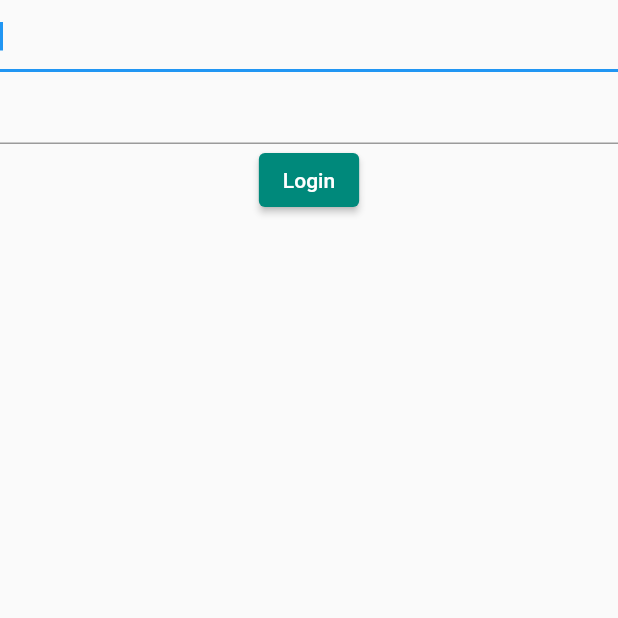
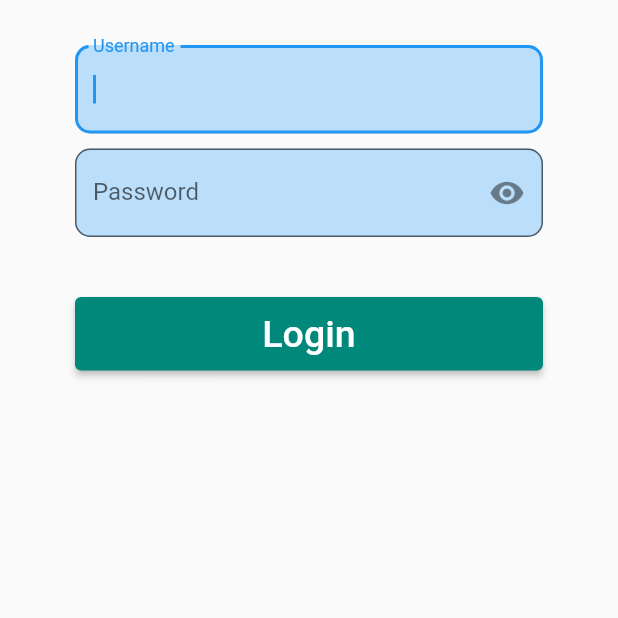
Before and after one commit to fikriabdullah/Elisoft_Recruitment-Fikri-Abdullah, a Flutter app: the screen it shows after launch, on a phone screen of 412 x 824 dp, the top half of it. Run offline on Flutter 3.47's test engine with Material 2 defaults, Android fonts, the phone set to English and light mode, and no system bars; our stand-ins replace bloc, equatable, flutter_bloc.

Commit message:
login flow done

```diff
--- a/lib/model/article.dart
+++ b/lib/model/article.dart
@@ -1,9 +1,13 @@
-class ArticleModel{
-String dateTime;
-String content;
-String imageDwnldUrl;
-String title;
+class ArticleModel {
+  bool status;
+  List articles;
 
-ArticleModel({required this.title, required this.dateTime, required this.content, required this.imageDwnldUrl});
+  ArticleModel({required this.articles, required this.status});
 
+  factory ArticleModel.fromJson(Map<String, dynamic> json){
+    return ArticleModel(
+        articles: json['articles'],
+        status: json['status']
+    );
+  }
 }
--- a/lib/pages/dashboard.dart
+++ b/lib/pages/dashboard.dart
@@ -1,4 +1,7 @@
+import 'package:elisoft/blocs/article/article_cubit.dart';
+import 'package:elisoft/blocs/user/user_cubit.dart';
 import 'package:flutter/material.dart';
+import 'package:flutter_bloc/flutter_bloc.dart';
 class Dashboard extends StatefulWidget {
   const Dashboard({Key? key}) : super(key: key);
 
--- a/lib/pages/login.dart
+++ b/lib/pages/login.dart
@@ -1,6 +1,8 @@
 import 'package:elisoft/blocs/user/user_cubit.dart';
 import 'package:flutter/material.dart';
 import 'package:flutter_bloc/flutter_bloc.dart';
+
+import '../blocs/article/article_cubit.dart';
 class Login extends StatefulWidget {
   const Login({Key? key}) : super(key: key);
 
@@ -13,13 +15,13 @@ class _LoginState extends State<Login> {
   final usernameCtrl = TextEditingController();
   final passwordCtrl = TextEditingController();
   final _formKey = GlobalKey<FormState>();
+  bool passwordVisible = false;
 
   @override
   void initState() {
     // TODO: implement initState
     super.initState();
     passwordFocusNode = FocusNode();
-
   }
 
   @override
@@ -33,38 +35,137 @@ class _LoginState extends State<Login> {
 
   @override
   Widget build(BuildContext context) {
+
+    Widget loadingDialog(){
+      return Center(
+        child: SizedBox(
+          height: 100,
+          width: 100,
+          child: CircularProgressIndicator(
+            strokeWidth: 10,
+          ),
+        )
+      );
+    }
     return Scaffold(
       body: SafeArea(
-        child: Form(
+        child: Stack(
+          children: [
+            Form(
                 key: _formKey,
                 child: Column(
                   children: [
-                TextFormField(
+                    Padding(
+                      padding: const EdgeInsets.fromLTRB(50, 30, 50, 10),
+                      child: TextFormField(
                         controller: usernameCtrl,
                         autofocus: true,
                         keyboardType: TextInputType.text,
                         textInputAction: TextInputAction.next,
+                        decoration: InputDecoration(
+                            label: const Text("Username"),
+                            filled: true,
+                            fillColor: Colors.blue[100],
+                            border: OutlineInputBorder(
+                                borderRadius: BorderRadius.circular(10)
+                            )
+                        ),
                         validator: (value)=> value == null || value.isEmpty ? "Please Fill Your Username" : null,
                       ),
-                TextFormField(
+                    ),
+                    Padding(
+                      padding: EdgeInsets.fromLTRB(50,0, 50, 10),
+                      child: TextFormField(
                         controller: passwordCtrl,
                         focusNode: passwordFocusNode,
                         onTap: () => passwordFocusNode.requestFocus(),
-                  obscureText: true,
+                        obscureText: !passwordVisible,
+                        decoration: InputDecoration(
+                            label: const Text("Password"),
+                            filled: true,
+                            fillColor: Colors.blue[100],
+                            border: OutlineInputBorder(
+                                borderRadius: BorderRadius.circular(10)
+                            ),
+                            suffixIcon: IconButton(
+                                onPressed: (){
+                                  setState(() {
+                                    passwordVisible = !passwordVisible;
+                                  });
+                                },
+                                icon: Icon(
+                                    passwordVisible ? Icons.visibility_off : Icons.visibility
+                                ))
+                        ),
                         textInputAction: TextInputAction.done,
                         validator: (value)=> value == null || value.isEmpty ? "Please Fill your Password" : null,
                       ),
-                ElevatedButton(
+                    ),
+                    Row(
+                      children: [
+                        Expanded(
+                          child: Padding(
+                            padding: const EdgeInsets.fromLTRB(50, 30, 50, 0),
+                            child: ElevatedButton(
                                 onPressed: (){
+                                  if(_formKey.currentState!.validate()){
                                     context.read<UserCubit>().setUser(usernameCtrl.text, passwordCtrl.text);
+                                    context.read<ArticleCubit>().getArticle();
+                                  }
                                 },
                                 style:ButtonStyle(
                                     backgroundColor: MaterialStateProperty.all(Colors.teal[600])
                                 ),
-                    child: Text("Login"))
+                                child: const Padding(
+                                  padding: EdgeInsets.all(10.0),
+                                  child: Text("Login",
+                                    style: TextStyle(
+                                      fontSize: 25,
+                                    ),
+                                  ),
+                                )
+                            ),
+                          ),
+                        ),
+                      ],
+                    ),
                   ],
                 )
             ),
+            BlocConsumer<UserCubit, UserState>(
+              listener: (context, state){
+                if(state is UserInitial){
+                  print("User Initial");
+                }else if(state is UserLoading){
+                  print("User Loading");
+                }else if(state is UserLoaded){
+                  Navigator.pushReplacementNamed(context, '/dashboard');
+                  print("User Loaded");
+                }else if(state is UserError){
+                  print("User Error");
+                }
+              },
+              builder: (context, state){
+                if(state is UserInitial){
+                  print("User Initial");
+                }else if(state is UserLoading){
+                  print("User Loading");
+                  return loadingDialog();
+                }else if(state is UserLoaded){
+                  print("User Loaded");
+                }else if(state is UserError){
+                  print("User Error");
+                  AlertDialog(
+                    title: Text("Login Failed"),
+                    content: Text("${state.userErrorStringMessage}"),
+                  );
+                }
+                print("State OB no widget return");
+                return Container();
+              },
+            )
+          ],
+        )
       )
     );
   }
--- a/pubspec.yaml
+++ b/pubspec.yaml
@@ -39,6 +39,7 @@ dependencies:
   http: ^0.13.5
   equatable: ^2.0.5
   flutter_bloc: ^8.1.1
+  intl: ^0.17.0
 
 dev_dependencies:
   flutter_test:
```
Also changed, not shown: lib/blocs/article/article_cubit.dart (+34 -0 lines), pubspec.lock. Lines whose indentation alone changed are shown as unchanged.
